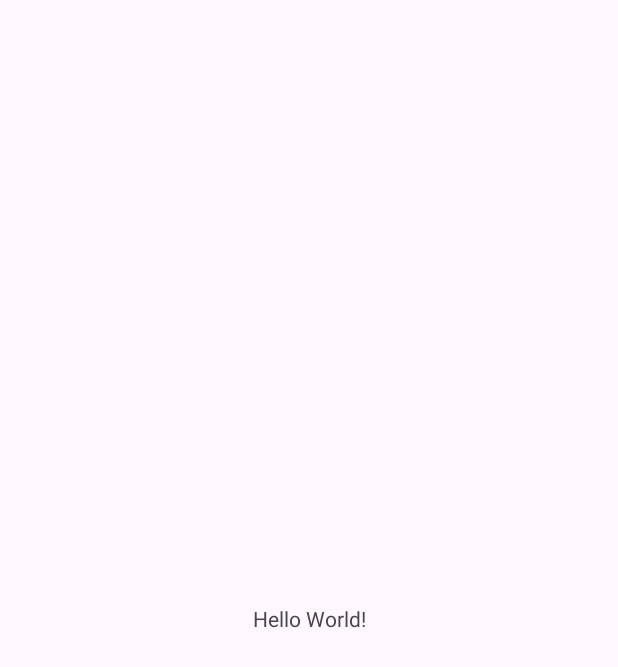
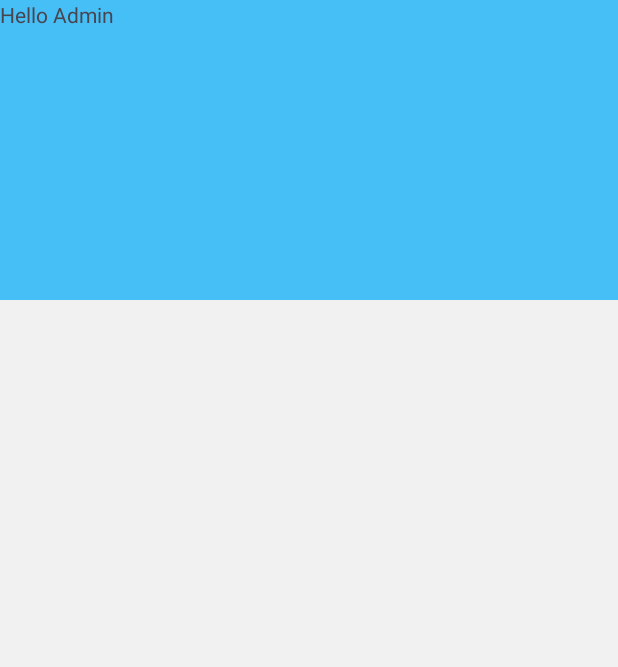
Before and after one commit to TheBaytur/A7, an Android app: the screen it shows after launch (MainActivity), on a phone screen of 412 x 824 dp. Before the commit the part shown is almost empty. Shown: the top 667 px of the screen. Run offline under Robolectric (Android 15) with nearby library versions, the phone set to English and light mode, and no system bars.

Commit message:
Relative Layout

```diff
--- a/app/src/main/res/layout/activity_main.xml
+++ b/app/src/main/res/layout/activity_main.xml
@@ -1,18 +1,22 @@
 <?xml version="1.0" encoding="utf-8"?>
-<androidx.constraintlayout.widget.ConstraintLayout xmlns:android="http://schemas.android.com/apk/res/android"
+<RelativeLayout xmlns:android="http://schemas.android.com/apk/res/android"
     xmlns:app="http://schemas.android.com/apk/res-auto"
     xmlns:tools="http://schemas.android.com/tools"
     android:layout_width="match_parent"
     android:layout_height="match_parent"
+    android:background="@color/bg"
     tools:context=".MainActivity">
 
-    <TextView
-        android:layout_width="wrap_content"
-        android:layout_height="wrap_content"
-        android:text="Hello World!"
-        app:layout_constraintBottom_toBottomOf="parent"
-        app:layout_constraintEnd_toEndOf="parent"
-        app:layout_constraintStart_toStartOf="parent"
-        app:layout_constraintTop_toTopOf="parent" />
+    <RelativeLayout
+        android:id="@+id/upper_bg"
+        android:layout_width="match_parent"
+        android:layout_height="200dp"
+        android:background="#46BEF6">
+        <TextView
+            android:layout_width="wrap_content"
+            android:layout_height="wrap_content"
+            android:text="Hello Admin"/>
 
-</androidx.constraintlayout.widget.ConstraintLayout>
+    </RelativeLayout>
+
+</RelativeLayout>
--- a/app/src/main/res/values/colors.xml
+++ b/app/src/main/res/values/colors.xml
@@ -1,5 +1,9 @@
 <?xml version="1.0" encoding="utf-8"?>
 <resources>
     <color name="black">#FF000000</color>
+    <color name="purple">#c93636</color>
+    <color name="wave">#00A5DD</color>
     <color name="white">#FFFFFFFF</color>
+    <color name="bg">#f1f1f1</color>
+
 </resources>
--- a/app/src/main/res/values/themes.xml
+++ b/app/src/main/res/values/themes.xml
@@ -2,6 +2,7 @@
     <!-- Base application theme. -->
     <style name="Base.Theme.A7" parent="Theme.Material3.DayNight.NoActionBar">
         <!-- Customize your light theme here. -->
+        <item name="colorPrimaryVariant">@color/wave</item>
         <!-- <item name="colorPrimary">@color/my_light_primary</item> -->
     </style>
 
```
